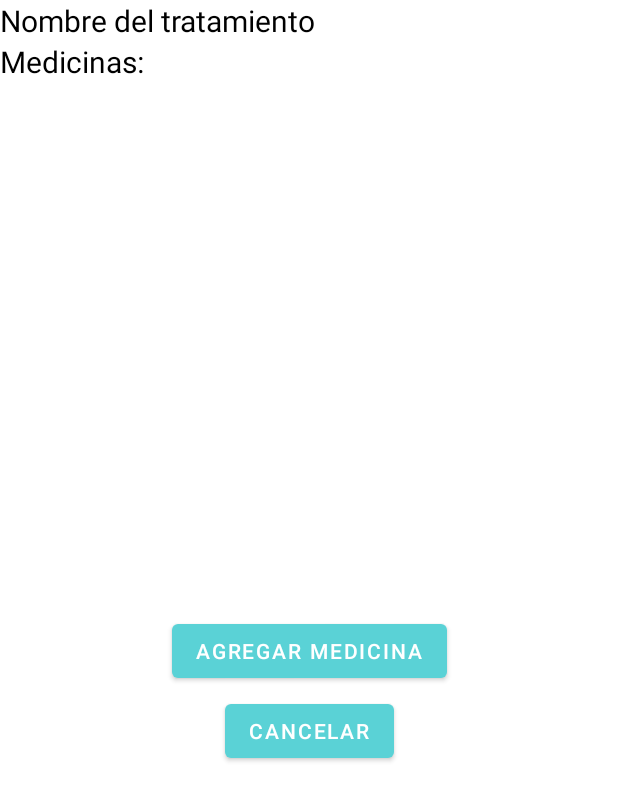
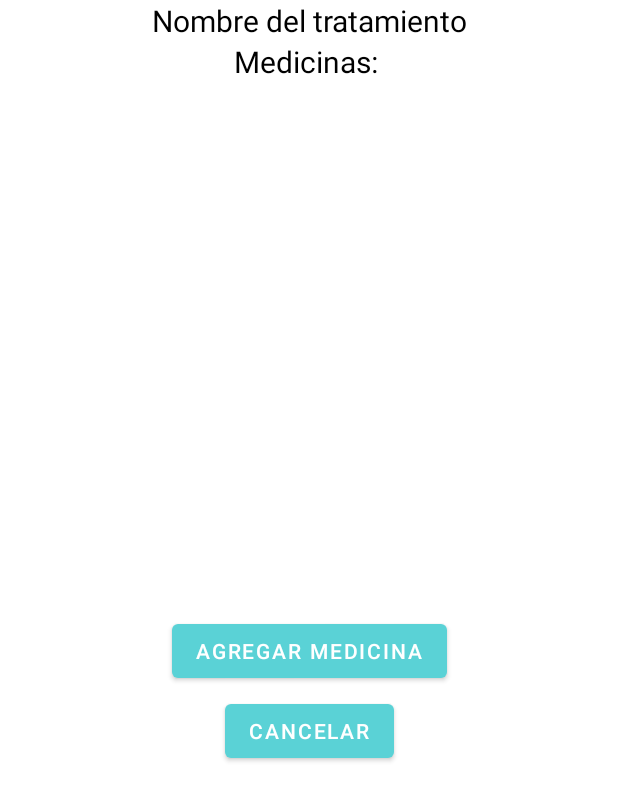
Before and after one commit to HumbertoMorales1234/ProyectoIS, an Android app: the layout activity_medicinas.xml on its own in the app's theme, with its tools: preview values and no code run, on a phone screen of 412 x 824 dp. Shown: the top 801 px of the screen. Run offline under Robolectric (Android 15) with nearby library versions, the phone set to English and light mode, and no system bars.

Commit message:
Solución problema de interfaz

```diff
--- a/app/src/main/res/layout/activity_medicinas.xml
+++ b/app/src/main/res/layout/activity_medicinas.xml
@@ -32,8 +32,9 @@
                 android:text="Medicinas: "
                 android:textColor="@color/black"
                 android:textSize="20dp"
-                app:layout_constraintTop_toBottomOf="@+id/nombreTratamientoMedicinas"
-                tools:layout_editor_absoluteX="154dp" />
+                app:layout_constraintEnd_toEndOf="parent"
+                app:layout_constraintStart_toStartOf="parent"
+                app:layout_constraintTop_toBottomOf="@+id/nombreTratamientoMedicinas" />
 
             <TextView
                 android:id="@+id/nombreTratamientoMedicinas"
@@ -42,8 +43,9 @@
                 android:text="Nombre del tratamiento"
                 android:textColor="@color/black"
                 android:textSize="20dp"
-                app:layout_constraintTop_toTopOf="parent"
-                tools:layout_editor_absoluteX="99dp" />
+                app:layout_constraintEnd_toEndOf="parent"
+                app:layout_constraintStart_toStartOf="parent"
+                app:layout_constraintTop_toTopOf="parent" />
 
             <ListView
 
```
